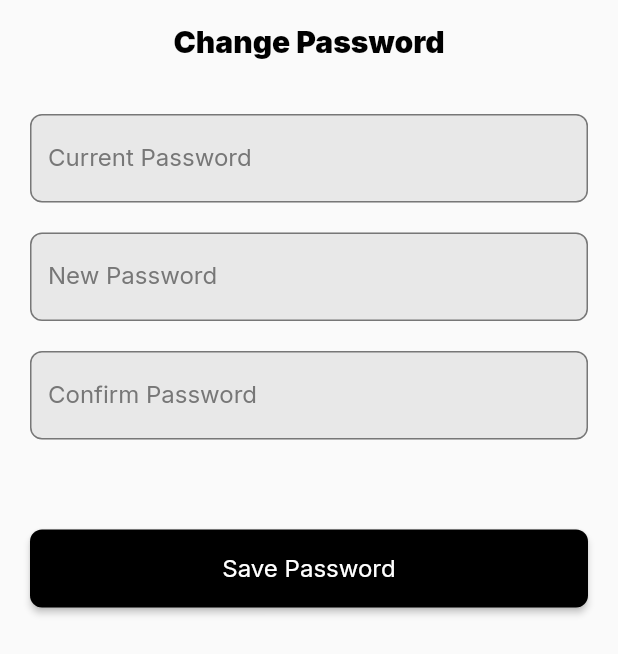
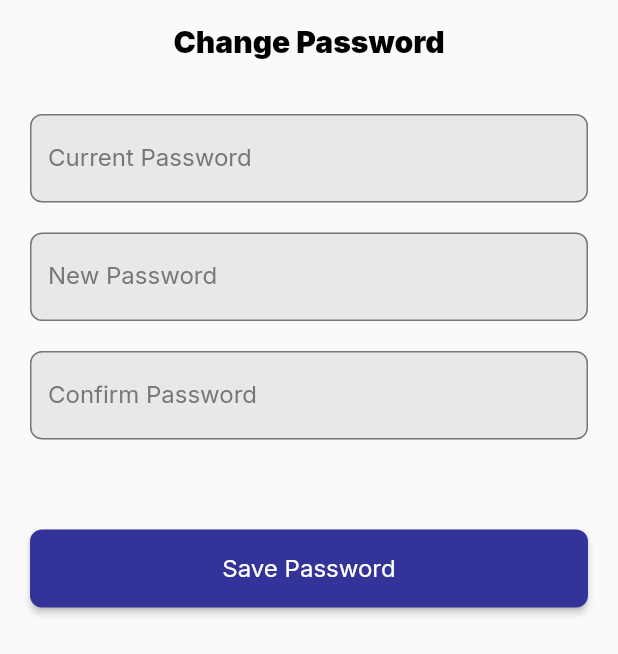
Before and after one commit to MustafaM24/way, a Flutter app: the ChangePasswordScreen screen opened directly, on a phone screen of 412 x 824 dp. Shown: the top 654 px of the screen. Run offline on Flutter 3.47's test engine with Material 2 defaults, Android fonts, the light colour scheme and no system bars; our stand-ins replace carousel_slider, flutter_signin_button, google_fonts, image_picker, like_button, lottie and 3 more; missing offline and left inert: icon_decoration.

Commit message:
Update changePassword.dart

```diff
--- a/lib/app/pages/personal_screens/userProfile/settings/changePassword.dart
+++ b/lib/app/pages/personal_screens/userProfile/settings/changePassword.dart
@@ -84,7 +84,7 @@ class _ChangePasswordScreenState extends State<ChangePasswordScreen> {
                 vertPadding: 20,
                 title: 'Save Password',
                 onTap: onSave,
-                color: Color(0xFF000000),
+                color: CustomColors.primaryBlue,
               ),
             ],
           ),
```
